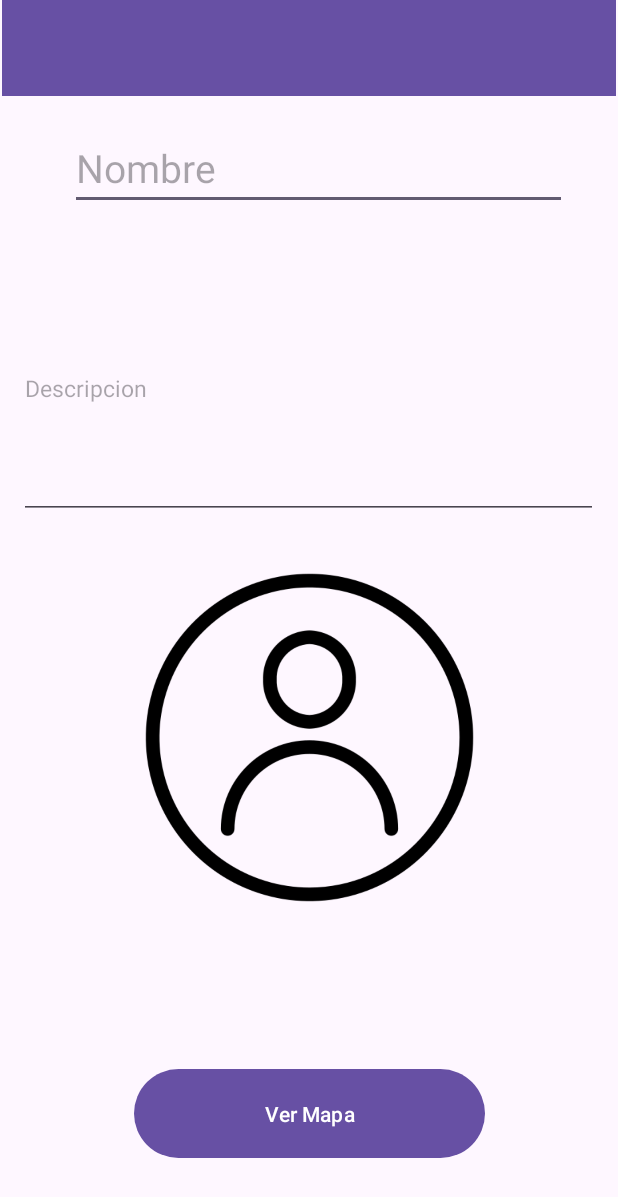
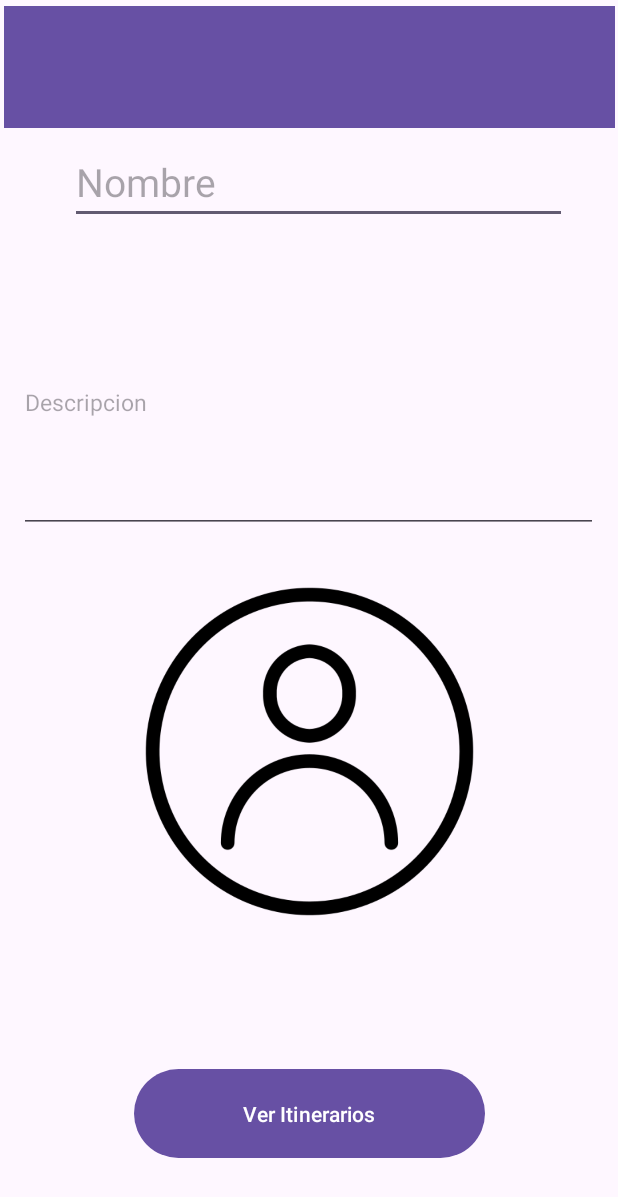
Before and after one commit to NachoPrograma/WalkToWalkV2, an Android app: the DetallesCiudad screen opened directly, with no data from a screen before it, on a phone screen of 412 x 824 dp. Shown: the top 1197 px of the screen. Run offline under Robolectric (Android 15) with nearby library versions, the phone set to English and light mode, and no system bars; 4 statements that could not run were skipped.

Commit message:
Avance dia 16

```diff
--- a/app/src/main/java/com/example/walktowalk/activities/DetallesCiudad.java
+++ b/app/src/main/java/com/example/walktowalk/activities/DetallesCiudad.java
@@ -1,16 +1,43 @@
 package com.example.walktowalk.activities;
 
 import androidx.appcompat.app.AppCompatActivity;
+import androidx.appcompat.widget.Toolbar;
 
+import android.content.Intent;
 import android.os.Bundle;
+import android.widget.TextView;
 
 import com.example.walktowalk.R;
+import com.example.walktowalk.clases.Ciudad;
+import com.example.walktowalk.recyclerview.CiudadViewHolder;
+
 
 public class DetallesCiudad extends AppCompatActivity {
+
+    TextView txt_detalle_idp = null;
+    TextView txt_detalle_nombrep = null;
+    TextView txt_detalle_ciudadp = null;
+    TextView txt_detalle_statsp = null;
+
+    //private String ciudad_elegido;
 
     @Override
     protected void onCreate(Bundle savedInstanceState) {
         super.onCreate(savedInstanceState);
         setContentView(R.layout.activity_detalles_ciudad);
+
+        txt_detalle_idp = findViewById(R.id.edt_detalles_nombre);
+        txt_detalle_nombrep = findViewById(R.id.edt_detalles_descripcion);
+        //txt_detalle_statsp = findViewById(R.id.txt_detalles_statsp);
+        Intent intent = getIntent();
+        if (intent != null) {
+            Ciudad p = (Ciudad) intent.getSerializableExtra(CiudadViewHolder.EXTRA_OBJETO_CIUDAD);
+            txt_detalle_idp.setText(p.getNombre());
+            txt_detalle_idp.setText("Ciudad: " + (p.getId()));
+            txt_detalle_nombrep.setText("Nombre: " + (p.getNombre()));
+            txt_detalle_ciudadp.setText("Descripción: " + (p.getDescripcion()));
+            //txt_detalle_statsp.setText("Stats: " + (p.getStats()));
+
+        }
     }
 }
--- a/app/src/main/java/com/example/walktowalk/activities/ListaItinerarios.java
+++ b/app/src/main/java/com/example/walktowalk/activities/ListaItinerarios.java
@@ -33,7 +33,7 @@ public class ListaItinerarios extends AppCompatActivity {
         super.onCreate(savedInstanceState);
         Intent intent = getIntent();
         if(intent != null){
-            Ciudad ciudad=(Ciudad) intent.getSerializableExtra(CiudadViewHolder.EXTRA_OBJETO_REGION);
+            Ciudad ciudad=(Ciudad) intent.getSerializableExtra(CiudadViewHolder.EXTRA_OBJETO_CIUDAD);
             ciudad_elegida= ciudad.getNombre();
             setContentView(R.layout.activity_lista_itinerarios);
             rv_itinerario = findViewById(R.id.rv_itinerario);
--- a/app/src/main/java/com/example/walktowalk/recyclerview/CiudadViewHolder.java
+++ b/app/src/main/java/com/example/walktowalk/recyclerview/CiudadViewHolder.java
@@ -11,7 +11,7 @@ import com.example.walktowalk.clases.Ciudad;
 import java.util.ArrayList;
 
 public class CiudadViewHolder extends RecyclerView.ViewHolder implements View.OnClickListener {
-    public static final String EXTRA_OBJETO_REGION =  "nacho.ciudadViewHolder";
+    public static final String EXTRA_OBJETO_CIUDAD =  "nacho.ciudadViewHolder";
     public TextView txt_rv_ciudad_id = null;
     public TextView txt_rv_ciudad_nombre = null;
     public TextView txt_rv_ciudad_descripcion = null;
@@ -32,7 +32,7 @@ public class CiudadViewHolder extends RecyclerView.ViewHolder implements View.On
         Ciudad ciudad = ciudades.get(mPosition);
         // lcAdapter.notifyDataSetChanged();
         Intent intent = new Intent(lrAdapter.getR(), ListaCiudad.class);
-        intent.putExtra(EXTRA_OBJETO_REGION, ciudad);
+        intent.putExtra(EXTRA_OBJETO_CIUDAD, ciudad);
         lrAdapter.getR().startActivity(intent);
     }
 }
--- a/app/src/main/java/com/example/walktowalk/recyclerview/ItinerarioViewHolder.java
+++ b/app/src/main/java/com/example/walktowalk/recyclerview/ItinerarioViewHolder.java
@@ -13,7 +13,7 @@ import com.example.walktowalk.clases.Itinerario;
 import java.util.ArrayList;
 
 public class ItinerarioViewHolder extends RecyclerView.ViewHolder implements View.OnClickListener {
-    public static final String EXTRA_OBJETO_POKEMON =  "nacho.itinerarioViewHolder";
+    public static final String EXTRA_OBJETO_ITINERARIO =  "nacho.itinerarioViewHolder";
     public TextView txt_rv_itinerario_id = null;
     public TextView txt_rv_itinerario_nombre = null;
     public TextView txt_rv_itinerario_plazas = null;
@@ -34,7 +34,7 @@ public class ItinerarioViewHolder extends RecyclerView.ViewHolder implements Vie
         ArrayList<Itinerario> itinerarios = this.lpAdapter.getListaItinerario();
         Itinerario itinerario = itinerarios.get(mPosition);
         Intent intent = new Intent(lpAdapter.getP(), DetallesItinerario.class);
-        intent.putExtra(EXTRA_OBJETO_POKEMON, itinerario);
+        intent.putExtra(EXTRA_OBJETO_ITINERARIO, itinerario);
         lpAdapter.getP().startActivity(intent);
     }
 }
--- a/app/src/main/res/layout/activity_detalles_ciudad.xml
+++ b/app/src/main/res/layout/activity_detalles_ciudad.xml
@@ -10,7 +10,7 @@
         android:id="@+id/edt_detalles_nombre"
         android:layout_width="331dp"
         android:layout_height="48dp"
-        android:layout_marginTop="28dp"
+        android:layout_marginTop="16dp"
         android:ems="10"
         android:hint="Nombre"
         android:inputType="textPersonName"
@@ -18,7 +18,7 @@
         app:layout_constraintEnd_toEndOf="parent"
         app:layout_constraintHorizontal_bias="0.575"
         app:layout_constraintStart_toStartOf="parent"
-        app:layout_constraintTop_toBottomOf="@+id/toolbar2" />
+        app:layout_constraintTop_toBottomOf="@+id/toolbar" />
 
     <EditText
         android:id="@+id/edt_detalles_descripcion"
@@ -40,7 +40,7 @@
         android:layout_height="67dp"
         android:layout_marginBottom="48dp"
         android:onClick="detalles_editar_ciudad"
-        android:text="Ver Mapa"
+        android:text="Ver Itinerarios"
         app:layout_constraintBottom_toBottomOf="parent"
         app:layout_constraintEnd_toEndOf="parent"
         app:layout_constraintStart_toStartOf="parent" />
@@ -57,13 +57,15 @@
         app:srcCompat="@drawable/avatar" />
 
     <androidx.appcompat.widget.Toolbar
-        android:id="@+id/toolbar2"
-        android:layout_width="409dp"
-        android:layout_height="wrap_content"
+        android:id="@+id/toolbar"
+        android:layout_width="407dp"
+        android:layout_height="81dp"
+        android:layout_marginTop="4dp"
         android:background="?attr/colorPrimary"
-        android:minHeight="?attr/actionBarSize"
-        android:theme="?attr/actionBarTheme"
+        android:elevation="4dp"
+        android:theme="@style/ThemeOverlay.AppCompat.ActionBar"
         app:layout_constraintEnd_toEndOf="parent"
         app:layout_constraintStart_toStartOf="parent"
-        app:layout_constraintTop_toTopOf="parent" />
+        app:layout_constraintTop_toTopOf="parent"
+        app:popupTheme="@style/ThemeOverlay.AppCompat.Light" />
 </androidx.constraintlayout.widget.ConstraintLayout>
--- a/app/src/main/res/layout/activity_login.xml
+++ b/app/src/main/res/layout/activity_login.xml
@@ -4,7 +4,7 @@
     xmlns:tools="http://schemas.android.com/tools"
     android:layout_width="match_parent"
     android:layout_height="match_parent"
-    tools:context=".Activities.Login">
+    tools:context=".activities.Login">
 
     <Button
         android:id="@+id/bt_registrarse"
@@ -25,7 +25,7 @@
         android:layout_marginStart="16dp"
         android:layout_marginTop="24dp"
         android:layout_marginEnd="16dp"
-        android:onClick="loguearLogin"
+        android:onClick="onClickLogin"
         android:text="Loguearse"
         app:layout_constraintEnd_toEndOf="parent"
         app:layout_constraintHorizontal_bias="0.0"
--- a/app/src/main/res/layout/activity_main.xml
+++ b/app/src/main/res/layout/activity_main.xml
@@ -13,6 +13,7 @@
         app:layout_constraintBottom_toBottomOf="parent"
         app:layout_constraintEnd_toEndOf="parent"
         app:layout_constraintStart_toStartOf="parent"
+        android:onClick="irLogin"
         app:layout_constraintTop_toTopOf="parent" />
 
 </androidx.constraintlayout.widget.ConstraintLayout>
```
Also changed, not shown: app/src/main/java/com/example/walktowalk/activities/DetallesItinerario.java (+25 -0 lines), app/src/main/java/com/example/walktowalk/activities/ListaCiudad.java (+53 -0 lines), app/src/main/java/com/example/walktowalk/activities/Login.java (+47 -0 lines), app/src/main/res/layout/activity_detalles_itinerario.xml (+30 -19 lines), app/src/main/res/layout/activity_lista_ciudad.xml (+32 -4 lines).
